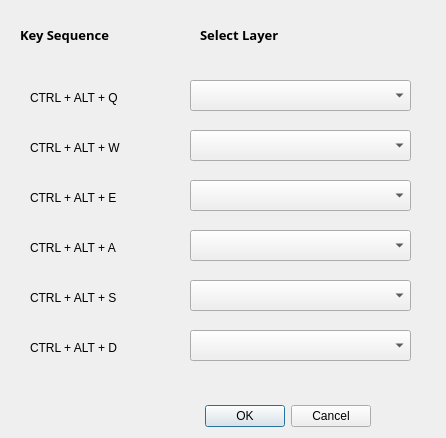
The window that vis_toggler_dialog_base.ui (staffordsmith83/QGIS-layer-toggler-multi) describes before a commit, drawn with Qt 5.
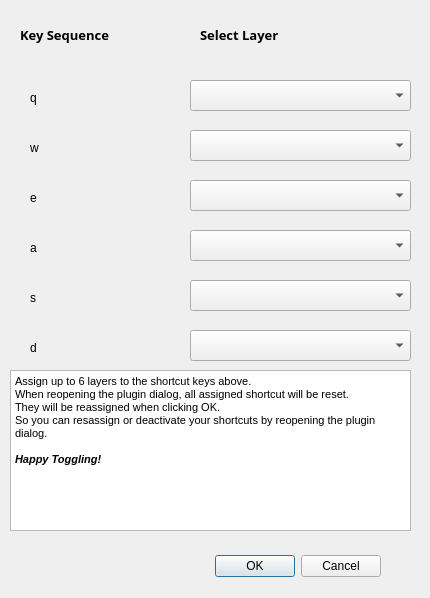
The same window after the commit. Custom widgets are drawn as their Qt base class.

Commit message: Working with 6 layers, basic qweasd keys. Works on reload now.

The edit to the form file:
```diff
--- a/vis_toggler_dialog_base.ui
+++ b/vis_toggler_dialog_base.ui
@@ -6,8 +6,8 @@
    <rect>
     <x>0</x>
     <y>0</y>
-    <width>446</width>
-    <height>438</height>
+    <width>430</width>
+    <height>598</height>
    </rect>
   </property>
   <property name="windowTitle">
@@ -16,8 +16,8 @@
   <widget class="QDialogButtonBox" name="button_box">
    <property name="geometry">
     <rect>
-     <x>30</x>
-     <y>400</y>
+     <x>40</x>
+     <y>550</y>
      <width>341</width>
      <height>32</height>
     </rect>
@@ -102,7 +102,7 @@
     </rect>
    </property>
    <property name="text">
-    <string>CTRL + ALT + Q</string>
+    <string>q</string>
    </property>
   </widget>
   <widget class="QLabel" name="label_3">
@@ -115,7 +115,7 @@
     </rect>
    </property>
    <property name="text">
-    <string>CTRL + ALT + W</string>
+    <string>w</string>
    </property>
   </widget>
   <widget class="QLabel" name="label_4">
@@ -128,7 +128,7 @@
     </rect>
    </property>
    <property name="text">
-    <string>CTRL + ALT + E</string>
+    <string>e</string>
    </property>
   </widget>
   <widget class="QLabel" name="label_5">
@@ -204,7 +204,7 @@
     </rect>
    </property>
    <property name="text">
-    <string>CTRL + ALT + A</string>
+    <string>a</string>
    </property>
   </widget>
   <widget class="QLabel" name="label_7">
@@ -217,7 +217,7 @@
     </rect>
    </property>
    <property name="text">
-    <string>CTRL + ALT + S</string>
+    <string>s</string>
    </property>
   </widget>
   <widget class="QLabel" name="label_8">
@@ -230,7 +230,29 @@
     </rect>
    </property>
    <property name="text">
-    <string>CTRL + ALT + D</string>
+    <string>d</string>
+   </property>
+  </widget>
+  <widget class="QTextBrowser" name="textBrowser">
+   <property name="geometry">
+    <rect>
+     <x>10</x>
+     <y>370</y>
+     <width>401</width>
+     <height>161</height>
+    </rect>
+   </property>
+   <property name="html">
+    <string>&lt;!DOCTYPE HTML PUBLIC &quot;-//W3C//DTD HTML 4.0//EN&quot; &quot;http://www.w3.org/TR/REC-html40/strict.dtd&quot;&gt;
+&lt;html&gt;&lt;head&gt;&lt;meta name=&quot;qrichtext&quot; content=&quot;1&quot; /&gt;&lt;style type=&quot;text/css&quot;&gt;
+p, li { white-space: pre-wrap; }
+&lt;/style&gt;&lt;/head&gt;&lt;body style=&quot; font-family:'MS Shell Dlg 2'; font-size:7.875pt; font-weight:400; font-style:normal;&quot;&gt;
+&lt;p style=&quot; margin-top:0px; margin-bottom:0px; margin-left:0px; margin-right:0px; -qt-block-indent:0; text-indent:0px;&quot;&gt;Assign up to 6 layers to the shortcut keys above.&lt;/p&gt;
+&lt;p style=&quot; margin-top:0px; margin-bottom:0px; margin-left:0px; margin-right:0px; -qt-block-indent:0; text-indent:0px;&quot;&gt;When reopening the plugin dialog, all assigned shortcut will be reset.&lt;/p&gt;
+&lt;p style=&quot; margin-top:0px; margin-bottom:0px; margin-left:0px; margin-right:0px; -qt-block-indent:0; text-indent:0px;&quot;&gt;They will be reassigned when clicking OK.&lt;/p&gt;
+&lt;p style=&quot; margin-top:0px; margin-bottom:0px; margin-left:0px; margin-right:0px; -qt-block-indent:0; text-indent:0px;&quot;&gt;So you can resassign or deactivate your shortcuts by reopening the plugin dialog.&lt;/p&gt;
+&lt;p style=&quot;-qt-paragraph-type:empty; margin-top:0px; margin-bottom:0px; margin-left:0px; margin-right:0px; -qt-block-indent:0; text-indent:0px;&quot;&gt;&lt;br /&gt;&lt;/p&gt;
+&lt;p style=&quot; margin-top:0px; margin-bottom:0px; margin-left:0px; margin-right:0px; -qt-block-indent:0; text-indent:0px;&quot;&gt;&lt;span style=&quot; font-weight:600; font-style:italic;&quot;&gt;Happy Toggling!&lt;/span&gt;&lt;/p&gt;&lt;/body&gt;&lt;/html&gt;</string>
    </property>
   </widget>
  </widget>
```
Left out of the diff: 18 changed lines with no effect on the pictures. The commit also changes 1 other file.
